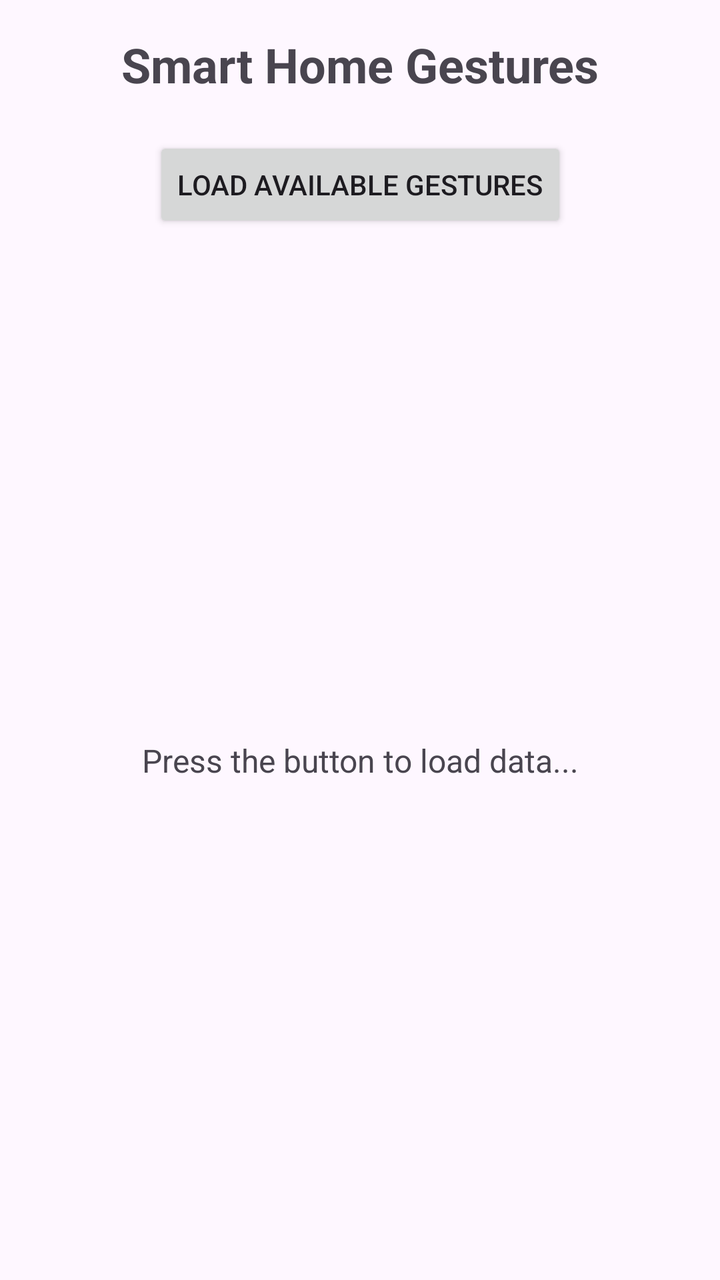
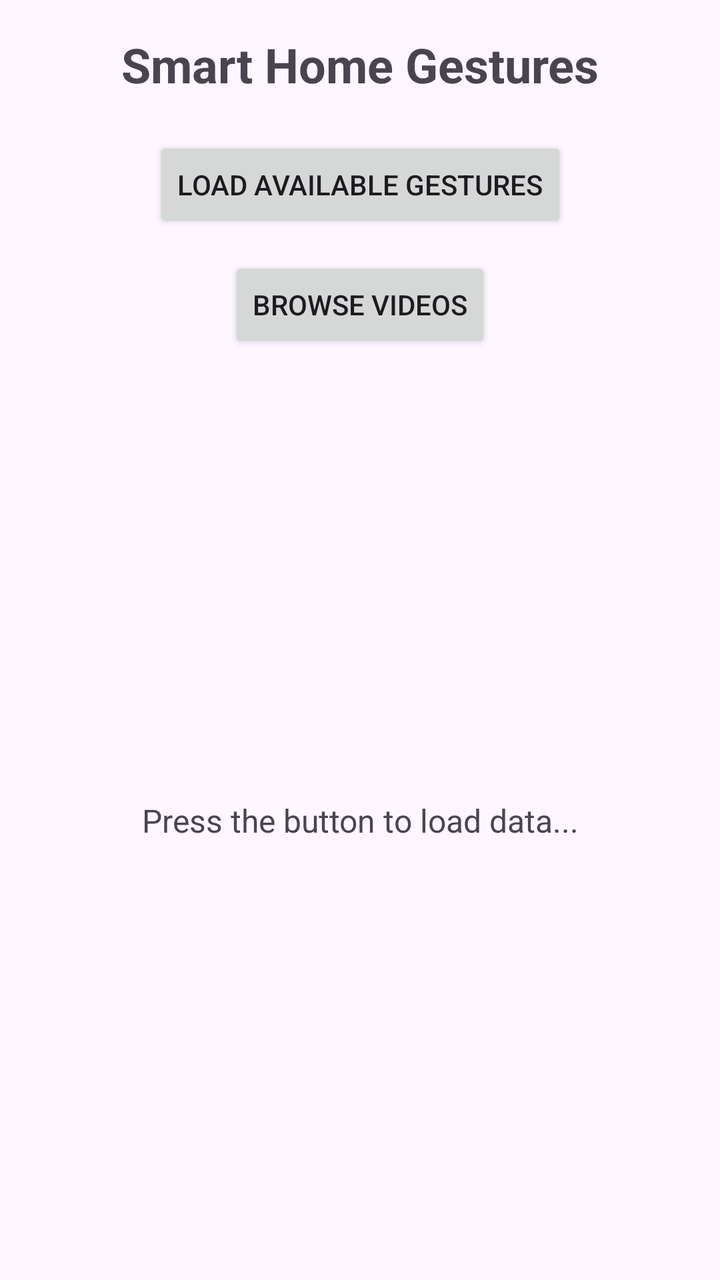

Compare the two renders of this Android layout. The source of the first and the diff that turns it into the second are given below.
<!-- AndroidManifest.xml: application theme Theme.SmartHomeGestureControlApp -->
<!-- res/layout/activity_main.xml -->
<?xml version="1.0" encoding="utf-8"?>
<androidx.constraintlayout.widget.ConstraintLayout
    xmlns:android="http://schemas.android.com/apk/res/android"
    xmlns:app="http://schemas.android.com/apk/res-auto"
    xmlns:tools="http://schemas.android.com/tools"
    android:layout_width="match_parent"
    android:layout_height="match_parent"
    android:padding="16dp"
    tools:context=".MainActivity">

    <TextView
        android:id="@+id/tvTitle"
        android:layout_width="wrap_content"
        android:layout_height="wrap_content"
        android:text="Smart Home Gestures"
        android:textSize="24sp"
        android:textStyle="bold"
        app:layout_constraintTop_toTopOf="parent"
        app:layout_constraintStart_toStartOf="parent"
        app:layout_constraintEnd_toEndOf="parent" />

    <Button
        android:id="@+id/btnLoadGestures"
        android:layout_width="wrap_content"
        android:layout_height="wrap_content"
        android:text="Load Available Gestures"
        android:layout_marginTop="20dp"
        app:layout_constraintTop_toBottomOf="@id/tvTitle"
        app:layout_constraintStart_toStartOf="parent"
        app:layout_constraintEnd_toEndOf="parent" />

    <TextView
        android:id="@+id/tvStatus"
        android:layout_width="0dp"
        android:layout_height="0dp"
        android:text="Press the button to load data..."
        android:gravity="center"
        android:textSize="16sp"
        android:layout_marginTop="20dp"
        app:layout_constraintTop_toBottomOf="@id/btnLoadGestures"
        app:layout_constraintBottom_toBottomOf="parent"
        app:layout_constraintStart_toStartOf="parent"
        app:layout_constraintEnd_toEndOf="parent" />

</androidx.constraintlayout.widget.ConstraintLayout>
<!-- resources referenced by this layout -->
<resources>
  <style name="Theme.SmartHomeGestureControlApp" parent="Base.Theme.SmartHomeGestureControlApp" />
  <style name="Base.Theme.SmartHomeGestureControlApp" parent="Theme.Material3.DayNight.NoActionBar">
          
          
      </style>
</resources>

<!-- the commit's change to res/layout/activity_main.xml (unified diff, before → after) -->
@@ -29,6 +29,16 @@
         app:layout_constraintStart_toStartOf="parent"
         app:layout_constraintEnd_toEndOf="parent" />
 
+    <Button
+        android:id="@+id/btnBrowseVideos"
+        android:layout_width="wrap_content"
+        android:layout_height="wrap_content"
+        android:text="Browse Videos"
+        android:layout_marginTop="12dp"
+        app:layout_constraintTop_toBottomOf="@id/btnLoadGestures"
+        app:layout_constraintStart_toStartOf="parent"
+        app:layout_constraintEnd_toEndOf="parent" />
+
     <TextView
         android:id="@+id/tvStatus"
         android:layout_width="0dp"
@@ -37,7 +47,7 @@
         android:gravity="center"
         android:textSize="16sp"
         android:layout_marginTop="20dp"
-        app:layout_constraintTop_toBottomOf="@id/btnLoadGestures"
+        app:layout_constraintTop_toBottomOf="@id/btnBrowseVideos"
         app:layout_constraintBottom_toBottomOf="parent"
         app:layout_constraintStart_toStartOf="parent"
         app:layout_constraintEnd_toEndOf="parent" />
